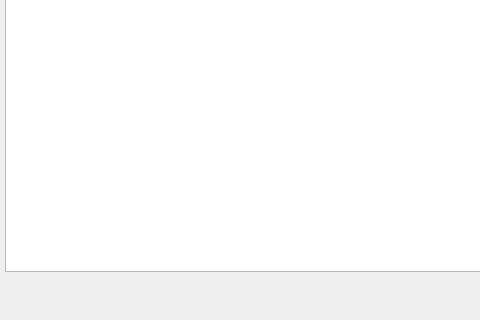
First picture: the form in src/main/mainwindow.ui, repository Jackkade/PricingManager, before the edit; both pictures show x 0 to 480 and y 250 to 570 of the 694 by 570 pixel window.
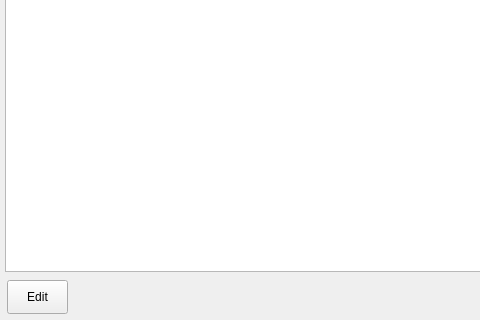
Second picture: the form after the edit.

What changed in the file:
```diff
--- a/src/main/mainwindow.ui
+++ b/src/main/mainwindow.ui
@@ -198,6 +198,19 @@
      <number>9999</number>
     </property>
    </widget>
+   <widget class="QPushButton" name="btnEditEntry">
+    <property name="geometry">
+     <rect>
+      <x>7</x>
+      <y>530</y>
+      <width>61</width>
+      <height>34</height>
+     </rect>
+    </property>
+    <property name="text">
+     <string>Edit</string>
+    </property>
+   </widget>
   </widget>
  </widget>
  <resources/>
```
